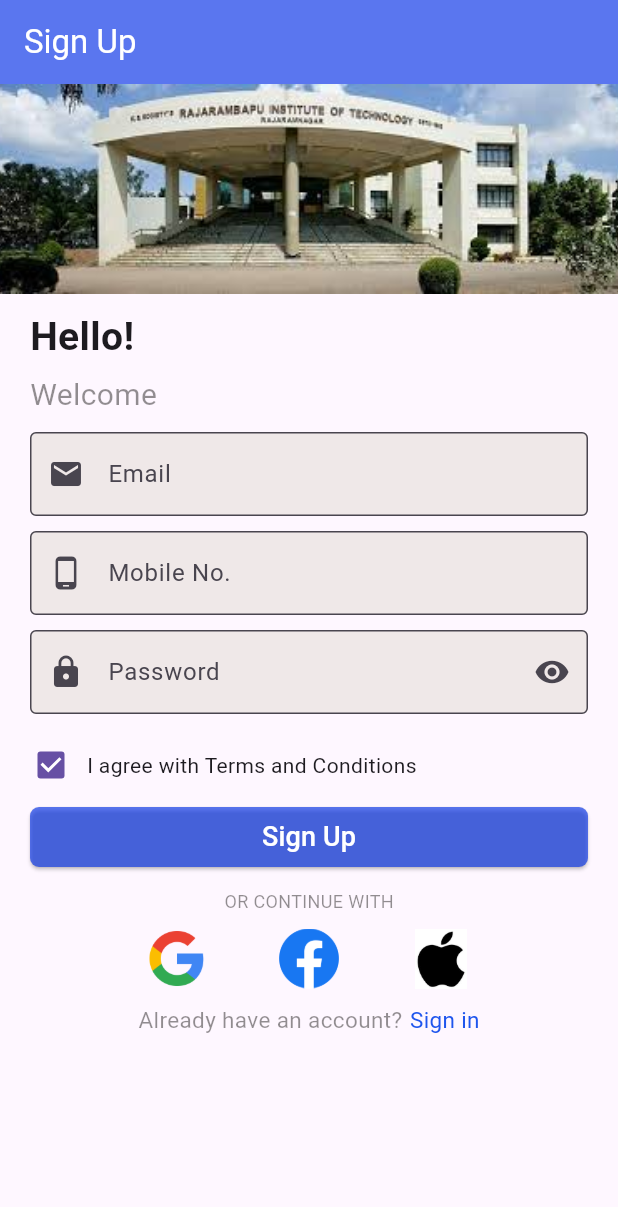
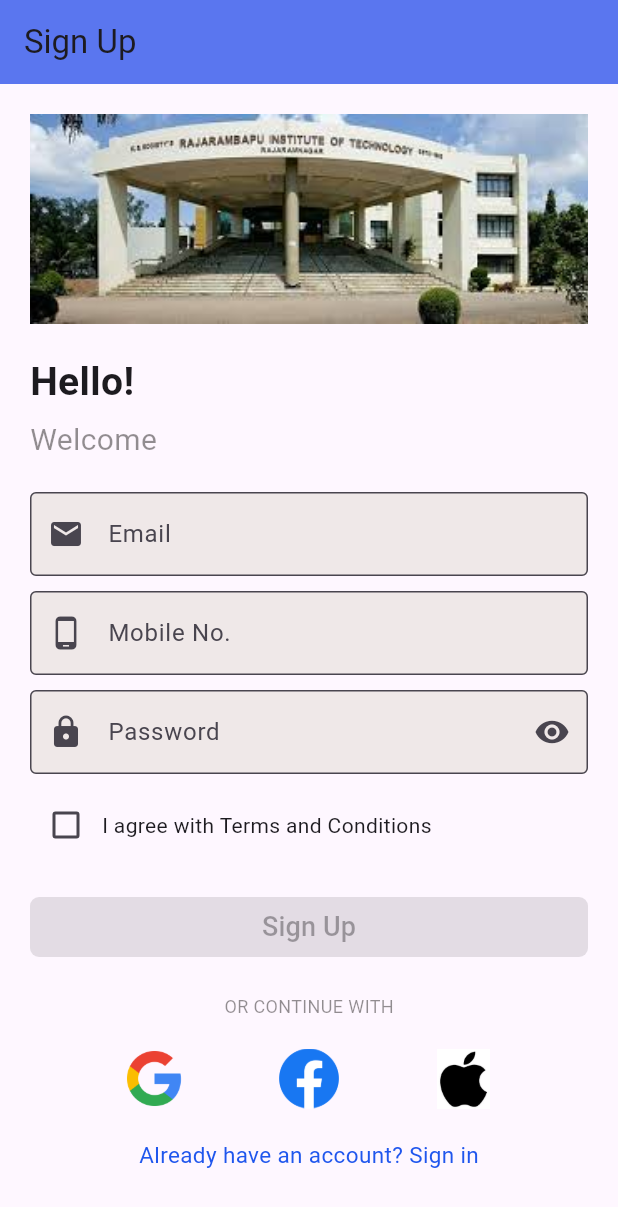
Before and after one commit to rupesh2004/Placement-Cell, a Flutter app: the screen it shows after launch, after a tap on "Sign up", on a phone screen of 412 x 824 dp. Shown: the top 1207 px of the screen. Run offline on Flutter 3.47's test engine with Material 3 defaults, Android fonts, the phone set to English and light mode, and no system bars; our stand-ins replace bottom_navy_bar, cloud_firestore, firebase_auth, firebase_core, fluttertoast; accounts and stored records are empty; network calls fail.

Commit message:
10-04-2024

```diff
--- /dev/null
+++ b/firestore.indexes.json
@@ -0,0 +1,4 @@
+{
+  "indexes": [],
+  "fieldOverrides": []
+}
--- a/lib/SignUp.dart
+++ b/lib/SignUp.dart
@@ -1,10 +1,8 @@
-import 'package:company/ForgetPasswordPage.dart';
 import 'package:company/loginPage.dart';
 import 'package:flutter/material.dart';
-
-void main() {
-  runApp(const SignUpPage());
-}
+import 'package:firebase_auth/firebase_auth.dart';
+import 'package:cloud_firestore/cloud_firestore.dart';
+import 'package:fluttertoast/fluttertoast.dart';
 
 class SignUpPage extends StatefulWidget {
   const SignUpPage({Key? key}) : super(key: key);
@@ -14,77 +12,151 @@ class SignUpPage extends StatefulWidget {
 }
 
 class _SignUpPageState extends State<SignUpPage> {
+  final TextEditingController _emailController = TextEditingController();
+  final TextEditingController _passwordController = TextEditingController();
+  final TextEditingController _mobileNoController = TextEditingController();
   bool _isObscure = true;
+  bool _isChecked = false;
+
+  void _togglePasswordVisibility() {
+    setState(() {
+      _isObscure = !_isObscure;
+    });
+  }
+
+  void _createUser() async {
+    final String email = _emailController.text.trim();
+    final String password = _passwordController.text.trim();
+    final String mobileNo = _mobileNoController.text.trim();
+
+    // Validate email format
+    if (!RegExp(r'^[\w-\.]+@([\w-]+\.)+[\w-]{2,4}$').hasMatch(email)) {
+      Navigator.pop(context);
+      Fluttertoast.showToast(
+        msg: "Please enter a valid email address",
+        toastLength: Toast.LENGTH_LONG,
+        gravity: ToastGravity.BOTTOM,
+      );
+      return;
+    }
+
+    // Validate password strength
+    if (password.length < 6) {
+      Navigator.pop(context);
+      Fluttertoast.showToast(
+        msg: "Password must be at least 6 characters long",
+        toastLength: Toast.LENGTH_LONG,
+        gravity: ToastGravity.BOTTOM,
+      );
+      return;
+    }
+
+    // Validate mobile number
+    if (!RegExp(r'^[0-9]{10}$').hasMatch(mobileNo)) {
+      Navigator.pop(context);
+      Fluttertoast.showToast(
+        msg: "Please enter a valid mobile number",
+        toastLength: Toast.LENGTH_LONG,
+        gravity: ToastGravity.BOTTOM,
+      );
+      return;
+    }
+    showDialog(
+      context: context,
+      barrierDismissible: false, // Prevent user from dismissing the dialog
+      builder: (BuildContext context) {
+        return Center(
+          child: CircularProgressIndicator(), // Circular loading indicator
+        );
+      },
+    );
+    try {
+      // Create user with FirebaseAuth
+      UserCredential userCredential =
+          await FirebaseAuth.instance.createUserWithEmailAndPassword(
+        email: email,
+        password: password,
+      );
+
+      // Save user data to Firestore
+      await FirebaseFirestore.instance
+          .collection('users')
+          .doc(userCredential.user!.uid)
+          .set({
+        'email': email,
+        'mobileNo': mobileNo,
+      });
+      Navigator.pop(context);
+      Fluttertoast.showToast(
+        msg: "User Registered",
+        toastLength: Toast.LENGTH_LONG,
+        gravity: ToastGravity.BOTTOM,
+      );
+      Navigator.of(context).pushReplacement(
+        MaterialPageRoute(builder: (context) => LoginPage()),
+      );
+    } on FirebaseAuthException catch (e) {
+      if (e.code == 'weak-password') {
+        Navigator.pop(context);
+        Fluttertoast.showToast(
+          msg: "The password provided is too weak.",
+          toastLength: Toast.LENGTH_LONG,
+          gravity: ToastGravity.BOTTOM,
+        );
+      } else if (e.code == 'email-already-in-use') {
+        Navigator.pop(context);
+        Fluttertoast.showToast(
+          msg: "The account already exists for that email.",
+          toastLength: Toast.LENGTH_LONG,
+          gravity: ToastGravity.BOTTOM,
+        );
+      }
+    } catch (e) {
+      Navigator.pop(context);
+      Fluttertoast.showToast(
+        msg: "Error creating user: $e.",
+        toastLength: Toast.LENGTH_LONG,
+        gravity: ToastGravity.BOTTOM,
+      );
+    }
+  }
 
   @override
   Widget build(BuildContext context) {
-    return MaterialApp(
-      home: Scaffold(
+    return Scaffold(
       appBar: AppBar(
-          title: const Text("Sign Up"),
-          backgroundColor: const Color.fromARGB(176, 17, 60, 232),
-          foregroundColor: Colors.white,
+        title: Text("Sign Up"),
+        backgroundColor: Color.fromARGB(176, 17, 60, 232),
       ),
       body: SingleChildScrollView(
-          child: Container(
+        child: Padding(
+          padding: const EdgeInsets.all(20.0),
           child: Column(
             crossAxisAlignment: CrossAxisAlignment.start,
             children: [
               Container(
                 width: double.infinity,
                 height: 140,
-                  child: Row(
-                    children: [
-                      Expanded(
                 child: Image.asset(
                   'assets/images/rit.jpg',
                   height: 140,
                   fit: BoxFit.fitHeight,
                 ),
-                      )
-                    ],
               ),
+              SizedBox(height: 20),
+              Text(
+                "Hello!",
+                style: TextStyle(fontSize: 26, fontWeight: FontWeight.bold),
               ),
-                Container(
-                  width: double.infinity,
-                  decoration: BoxDecoration(
-                    borderRadius: BorderRadius.circular(10),
-                  ),
-                  child: Container(
-                    child: Column(
-                      crossAxisAlignment: CrossAxisAlignment.start,
-                      children: [
-                        const SizedBox(
-                          height: 10,
-                        ),
-                        Container(
-                          margin: const EdgeInsets.only(left: 20),
-                          child: const Text(
-                            "Hello!",
-                            style: TextStyle(
-                                fontSize: 26, fontWeight: FontWeight.bold),
-                          ),
-                        ),
-                        const SizedBox(
-                          height: 6,
-                        ),
-                        Container(
-                          margin: const EdgeInsets.only(left: 20),
-                          child: const Text(
+              SizedBox(height: 6),
+              Text(
                 "Welcome",
                 style: TextStyle(
-                                fontSize: 20,
-                                color: Color.fromARGB(126, 34, 30, 30)),
+                    fontSize: 20, color: Color.fromARGB(126, 34, 30, 30)),
               ),
-                        ),
-                        const SizedBox(
-                          height: 10,
-                        ),
-                        Container(
-                          margin: const EdgeInsets.only(left: 20, right: 20),
-                          child: Column(
-                            children: [
-                              const TextField(
+              SizedBox(height: 20),
+              TextField(
+                controller: _emailController,
                 keyboardType: TextInputType.emailAddress,
                 decoration: InputDecoration(
                   filled: true,
@@ -94,10 +166,9 @@ class _SignUpPageState extends State<SignUpPage> {
                   prefixIcon: Icon(Icons.email),
                 ),
               ),
-                              const SizedBox(
-                                height: 10,
-                              ),
-                              const TextField(
+              SizedBox(height: 10),
+              TextField(
+                controller: _mobileNoController,
                 keyboardType: TextInputType.number,
                 decoration: InputDecoration(
                   filled: true,
@@ -107,154 +178,115 @@ class _SignUpPageState extends State<SignUpPage> {
                   prefixIcon: Icon(Icons.phone_android),
                 ),
               ),
-                              const SizedBox(
-                                height: 10,
-                              ),
+              SizedBox(height: 10),
               TextField(
+                controller: _passwordController,
                 obscureText: _isObscure,
                 decoration: InputDecoration(
                   filled: true,
                   fillColor: Color.fromARGB(255, 239, 232, 232),
                   labelText: 'Password',
-                                  border: const OutlineInputBorder(
-                                    borderSide: BorderSide(color: Colors.green),
+                  border: OutlineInputBorder(),
+                  prefixIcon: Icon(Icons.lock),
+                  suffixIcon: GestureDetector(
+                    onTap: _togglePasswordVisibility,
+                    child: Icon(
+                        _isObscure ? Icons.visibility : Icons.visibility_off),
                   ),
-                                  prefixIcon: const Icon(Icons.lock),
-                                  suffixIcon: GestureDetector(
-                                    onTap: () {
+                ),
+              ),
+              SizedBox(height: 10),
+              Row(
+                children: [
+                  Checkbox(
+                    value: _isChecked,
+                    onChanged: (value) {
                       setState(() {
-                                        _isObscure = !_isObscure;
+                        _isChecked = value ?? false;
                       });
                     },
-                                    child: Icon(_isObscure
-                                        ? Icons.visibility
-                                        : Icons.visibility_off),
+                  ),
+                  Text("I agree with Terms and Conditions"),
+                ],
+              ),
+              SizedBox(height: 20),
+              SizedBox(
+                width: double.infinity,
+                child: ElevatedButton(
+                  onPressed: _isChecked ? _createUser : null,
+                  style: ElevatedButton.styleFrom(
+                    shape: RoundedRectangleBorder(
+                      borderRadius:
+                          BorderRadius.circular(6), // Set border radius here
+                    ),
+                    primary: Color.fromARGB(176, 17, 60, 232),
+                    foregroundColor: Colors.white,
+                  ),
+                  child: Text("Sign Up", style: TextStyle(fontSize: 18)),
+                ),
+              ),
+              SizedBox(height: 20),
+              Center(
+                child: Text(
+                  "OR CONTINUE WITH",
+                  style: TextStyle(
+                      fontSize: 12, color: Color.fromARGB(126, 34, 30, 30)),
+                ),
+              ),
+              SizedBox(height: 20),
+              Row(
+                mainAxisAlignment: MainAxisAlignment.spaceEvenly,
+                children: [
+                  Image.asset(
+                    'assets/images/google.png',
+                    width: 40,
+                    height: 40,
+                  ),
+                  Image.asset(
+                    'assets/images/fb.png',
+                    width: 40,
+                    height: 40,
+                  ),
+                  Image.asset(
+                    'assets/images/apple.png',
+                    width: 40,
+                    height: 40,
+                  ),
+                ],
+              ),
+              SizedBox(height: 20),
+              Center(
+                child: GestureDetector(
+                  onTap: () {
+                    Navigator.of(context).pushReplacement(
+                      MaterialPageRoute(builder: (context) => LoginPage()),
+                    );
+                  },
+                  child: Text(
+                    "Already have an account? Sign in",
+                    style: TextStyle(
+                        fontSize: 15, color: Color.fromARGB(255, 31, 86, 237)),
                   ),
                 ),
               ),
             ],
           ),
         ),
-                        const SizedBox(
-                          height: 10,
-                        ),
-                        Container(
-                          margin: const EdgeInsets.only(left: 10),
-                          child: Row(
-                            children: [
-                              Checkbox(
-                                value: true,
-                                onChanged: (value) {},
-                              ),
-                              const Text("I agree with Terms and Conditions")
-                            ],
-                          ),
-                        ),
-                        Container(
-                          margin: const EdgeInsets.only(left: 20, right: 20),
-                          width: double
-                              .infinity, // Set width to match parent width
-                          child: ElevatedButton(
-                            onPressed: () {
-                               Navigator.of(context).pushReplacement(
-                                        MaterialPageRoute(
-                                            builder: (context) =>
-                                                const LoginPage()));
-                            },
-                            style: ElevatedButton.styleFrom(
-                              primary: const Color.fromARGB(176, 17, 60, 232),
-                              foregroundColor: Colors.white,
-                              shape: RoundedRectangleBorder(
-                                borderRadius: BorderRadius.circular(
-                                    6), // Set border radius here
-                              ),
-                            ),
-                            child: const Text(
-                              "Sign Up",
-                              style: TextStyle(fontSize: 18),
-                            ),
-                          ),
-                        ),
-                        const SizedBox(
-                          height: 10,
-                        ),
-                        Container(
-                          alignment: Alignment.center,
-                          child: const Text(
-                            "OR CONTINUE WITH",
-                            style: TextStyle(
-                                fontSize: 12,
-                                color: Color.fromARGB(126, 34, 30, 30)),
-                          ),
-                        ),
-                        const SizedBox(
-                          height: 10,
-                        ),
-                        Container(
-                          margin: const EdgeInsets.only(left: 50, right: 50),
-                          child: Row(
-                            mainAxisAlignment: MainAxisAlignment.spaceEvenly,
-                            children: [
-                              Image.asset(
-                                'assets/images/google.png', // Path to Google image asset
-                                width: 40, // Set width of the image
-                                height: 40, // Set height of the image
-                              ),
-                              Image.asset(
-                                'assets/images/fb.png', // Path to Google image asset
-                                width: 40, // Set width of the image
-                                height: 40, // Set height of the image
-                              ),
-                              Image.asset(
-                                'assets/images/apple.png', // Path to Google image asset
-                                width: 40, // Set width of the image
-                                height: 40, // Set height of the image
-                              ),
-                            ],
-                          ),
-                        ),
-                        const SizedBox(
-                          height: 10,
-                        ),
-                        Container(
-                          child: Row(
-                              mainAxisAlignment: MainAxisAlignment.center,
-                              children: [
-                                const Text(
-                                  "Already have an account?",
-                                  style: TextStyle(
-                                      fontSize: 15,
-                                      color: Color.fromARGB(126, 34, 30, 30)),
-                                ),
-                                const SizedBox(
-                                  width: 5,
-                                ),
-                                GestureDetector(
-                                  onTap: () {
-                                     Navigator.of(context).pushReplacement(
-                                        MaterialPageRoute(
-                                            builder: (context) =>
-                                                const LoginPage()));
-                                  },
-                                  child: const Text(
-                                    "Sign in",
-                                    style: TextStyle(
-                                        fontSize: 15,
-                                        color:
-                                            Color.fromARGB(255, 31, 86, 237)),
-                                  ),
-                                ),
-                              ]),
-                        ),
-                      ],
-                    ),
-                  ),
-                )
-              ],
-            ),
-          ),
-        ),
       ),
     );
   }
 }
+
+class OTPVerificationPage extends StatelessWidget {
+  @override
+  Widget build(BuildContext context) {
+    return Scaffold(
+      appBar: AppBar(
+        title: Text("OTP Verification"),
+      ),
+      body: Center(
+        child: Text("OTP Verification Page"),
+      ),
+    );
+  }
+}
--- a/lib/bottomNavigator.dart
+++ b/lib/bottomNavigator.dart
@@ -5,11 +5,8 @@ import 'package:flutter/material.dart';
 import 'package:bottom_navy_bar/bottom_navy_bar.dart';
 import 'search.dart'; // Import your SearchScreen
 
-void main() {
-  runApp(const bottomNavigator());
-}
 
-class bottomNavigator extends StatefulWidget {
+class  bottomNavigator extends StatefulWidget {
   const bottomNavigator({Key? key}) : super(key: key);
 
   @override
--- a/lib/main.dart
+++ b/lib/main.dart
@@ -1,7 +1,13 @@
 import 'package:company/splashScreen.dart';
 import 'package:flutter/material.dart';
+import 'package:firebase_core/firebase_core.dart';
+import 'firebase_options.dart';
 
-void main() {
+void main() async {
+  WidgetsFlutterBinding.ensureInitialized();
+  await Firebase.initializeApp(
+    options: DefaultFirebaseOptions.currentPlatform,
+  );
   runApp(const MyApp());
 }
 
@@ -12,7 +18,6 @@ class MyApp extends StatelessWidget {
   Widget build(BuildContext context) {
     return const MaterialApp(
       title: 'Flutter Demo',
-
       home: MyHomePage(title: ''),
     );
   }
@@ -31,7 +36,7 @@ class _MyHomePageState extends State<MyHomePage> {
   @override
   Widget build(BuildContext context) {
     return const Scaffold(
-      body:SplashScreen(),
+      body: SplashScreen(),
     );
   }
 }
--- a/pubspec.yaml
+++ b/pubspec.yaml
@@ -36,6 +36,11 @@ dependencies:
   # Use with the CupertinoIcons class for iOS style icons.
   cupertino_icons: ^1.0.2
   bottom_navy_bar: ^6.0.0
+  firebase_core: ^2.27.0
+  firebase_auth: ^4.17.8
+  cloud_firestore: ^4.15.8
+  firebase_storage: ^11.6.9
+  fluttertoast: ^8.2.4
 
 dev_dependencies:
   flutter_test:
```
Also changed, not shown: lib/ForgetPasswordPage.dart (+32 -7 lines), lib/loginPage.dart (+42 -13 lines), firebase.json (added), lib/firebase_options.dart (added), pubspec.lock, 13 other files. Lines whose indentation alone changed are shown as unchanged.
